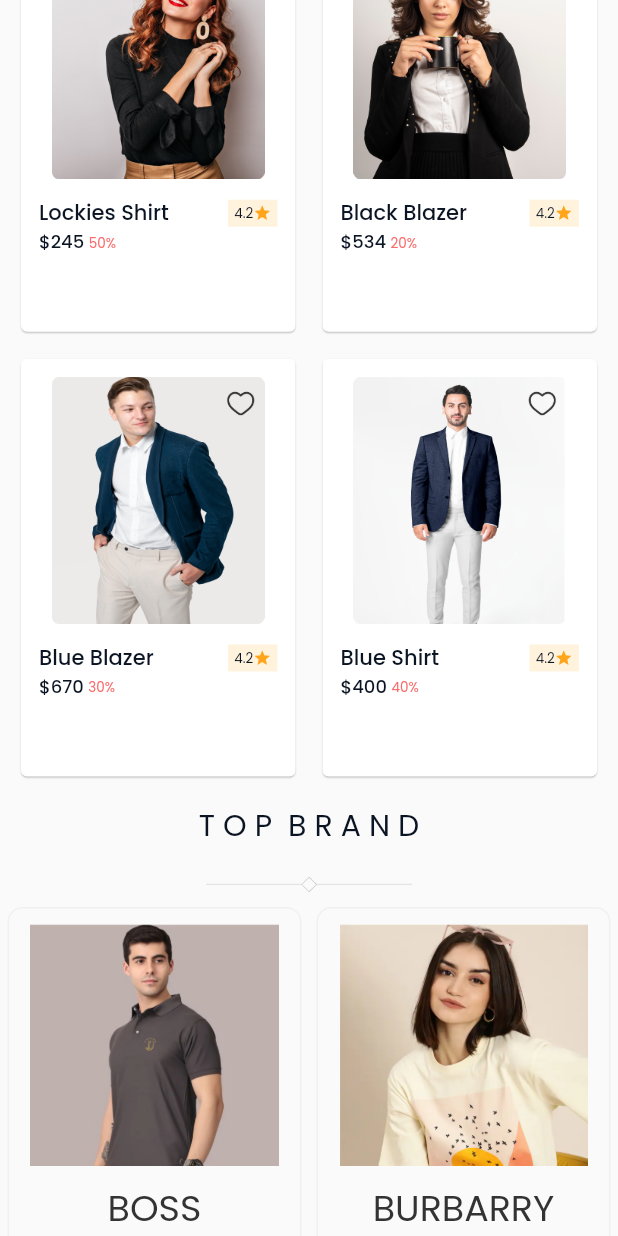
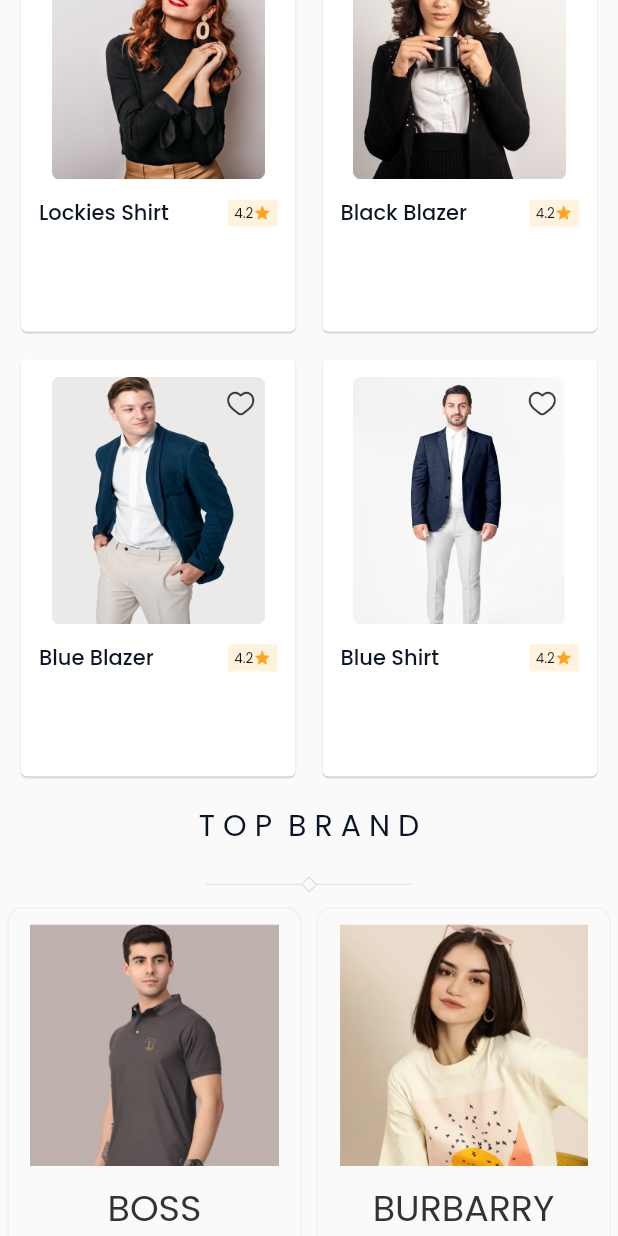
Before and after one commit to KarimaTouhami/flutter-main-app, a Flutter app: the HomeScreen screen opened by its route, scrolled down 576 dp, on a phone screen of 412 x 824 dp. Run offline on Flutter 3.47's test engine with Material 2 defaults, Android fonts, the phone set to English and light mode, and no system bars; our stand-ins replace carousel_slider, connectivity_plus, csc_picker, dots_indicator, flutter_switch, fluttertoast and 2 more.

Commit message:
changing the main page

```diff
--- a/lib/model/product_detail.dart
+++ b/lib/model/product_detail.dart
@@ -1,20 +1,11 @@
 class CartProduct {
   String imagePng;
   String productName;
-  String price;
-  String subtext;
-  int? quantity = 1;
+  String description;
   bool? wishlist = false;
-  bool? isIncrement = false;
-  bool? decrement = false;
-
-  CartProduct(
-      {required this.imagePng,
-      required this.productName,
-      required this.price,
-      required this.subtext,
-      this.quantity,
-      this.wishlist,
-      this.isIncrement,
-      this.decrement});
+  CartProduct({
+    required this.imagePng,
+    required this.productName,
+    required this.description,
+  });
 }
--- a/lib/model/product_model.dart
+++ b/lib/model/product_model.dart
@@ -10,44 +10,12 @@ class AllProduct {
 }
 
 List<AllProduct> allProductList = [
-  AllProduct(
-      name: 'Lockies Shirt',
-      price: '\$${245}',
-      discount: '50%',
-      imagePng: AssetImagePaths.proDetail),
-  AllProduct(
-      name: 'Black Blazer',
-      price: '\$${534}',
-      discount: '20%',
-      imagePng: AssetImagePaths.secondgril),
-  AllProduct(
-      name: 'Blue Blazer',
-      price: '\$${670}',
-      discount: '30%',
-      imagePng: AssetImagePaths.mansecod),
-  AllProduct(
-      name: 'Blue Shirt',
-      price: '\$${400}',
-      discount: '40%',
-      imagePng: AssetImagePaths.manthard),
-  AllProduct(
-      name: 'Lockies Shirt',
-      price: '\$${245}',
-      discount: '50%',
-      imagePng: AssetImagePaths.proDetail),
-  AllProduct(
-      name: 'Black Blazer',
-      price: '\$${534}',
-      discount: '20%',
-      imagePng: AssetImagePaths.secondgril),
-  AllProduct(
-      name: 'Blue Blazer',
-      price: '\$${670}',
-      discount: '30%',
-      imagePng: AssetImagePaths.mansecod),
-  AllProduct(
-      name: 'Blue Shirt',
-      price: '\$${400}',
-      discount: '40%',
-      imagePng: AssetImagePaths.manthard),
+  AllProduct(name: 'Lockies Shirt', imagePng: AssetImagePaths.proDetail),
+  AllProduct(name: 'Black Blazer', imagePng: AssetImagePaths.secondgril),
+  AllProduct(name: 'Blue Blazer', imagePng: AssetImagePaths.mansecod),
+  AllProduct(name: 'Blue Shirt', imagePng: AssetImagePaths.manthard),
+  AllProduct(name: 'Lockies Shirt', imagePng: AssetImagePaths.proDetail),
+  AllProduct(name: 'Black Blazer', imagePng: AssetImagePaths.secondgril),
+  AllProduct(name: 'Blue Blazer', imagePng: AssetImagePaths.mansecod),
+  AllProduct(name: 'Blue Shirt', imagePng: AssetImagePaths.manthard),
 ];
--- a/lib/ui/home_screen/home_screen.dart
+++ b/lib/ui/home_screen/home_screen.dart
@@ -40,14 +40,13 @@ class HomeScreen extends StatelessWidget {
             ),
             Padding(
               padding: const EdgeInsets.symmetric(horizontal: height15),
-              child: Stack(
-                  children: [
+              child: Stack(children: [
                 Image.asset(
                   AssetImagePaths.homeinage,
                 ),
                 Column(
                   children: [
-                     SizedBox(height: Get.height/10),
+                    SizedBox(height: Get.height / 10),
                     const Center(
                       child: Text(StringConfig.disISCOVERTOURNEXT,
                           textAlign: TextAlign.center,
@@ -67,8 +66,7 @@ class HomeScreen extends StatelessWidget {
                           fontWeight: FontWeight.w500,
                           fontSize: height15,
                         )),
-                     SizedBox(
-                       height: Get.height/30),
+                    SizedBox(height: Get.height / 30),
                     Container(
                         height: height30,
                         width: height90,
@@ -84,8 +82,7 @@ class HomeScreen extends StatelessWidget {
                                 fontWeight: FontWeight.w500,
                                 fontSize: height15,
                               )),
-                           )
-                     )
+                        ))
                   ],
                 ),
               ]),
@@ -100,11 +97,12 @@ class HomeScreen extends StatelessWidget {
                 mainAxisAlignment: MainAxisAlignment.spaceEvenly,
                 children: List.generate(
                     4,
-                  (index) => Obx(() => ImageCircle(
+                    (index) => Obx(
+                          () => ImageCircle(
                             image: homeController.categoryList[index]["Image"],
                             text: homeController.categoryList[index]["Title"],
-                  ), )
                           ),
+                        )),
               ),
             ),
             const Padding(
@@ -125,8 +123,7 @@ class HomeScreen extends StatelessWidget {
                   child: Image.asset(
                 AssetImagePaths.devider,
                 height: size10,
-              )
-              ),
+              )),
             ),
             Padding(
               padding: const EdgeInsets.symmetric(horizontal: height10),
@@ -149,10 +146,10 @@ class HomeScreen extends StatelessWidget {
                           children: [
                             Center(
                               child: GestureDetector(
-                                  child: Stack(
-                                      children: [
+                                  child: Stack(children: [
                                     Padding(
-                                      padding: const EdgeInsets.only(top: 12, bottom: 12),
+                                      padding: const EdgeInsets.only(
+                                          top: 12, bottom: 12),
                                       child: Image.asset(
                                         allProductList[index].imagePng!,
                                         height: 165,
@@ -173,10 +170,12 @@ class HomeScreen extends StatelessWidget {
                                   }),
                             ),
                             Padding(
-                              padding: const EdgeInsets.symmetric(horizontal: 12),
+                              padding:
+                                  const EdgeInsets.symmetric(horizontal: 12),
                               child: Row(
-                                  mainAxisAlignment:MainAxisAlignment.spaceBetween,
-                                  children:[
+                                  mainAxisAlignment:
+                                      MainAxisAlignment.spaceBetween,
+                                  children: [
                                     Text(allProductList[index].name!,
                                         style: const TextStyle(
                                           fontFamily: StringConfig.poppins,
@@ -191,40 +190,24 @@ class HomeScreen extends StatelessWidget {
                                           color: rowColor,
                                         ),
                                         child: const Row(
-                                            mainAxisAlignment: MainAxisAlignment.center,
+                                            mainAxisAlignment:
+                                                MainAxisAlignment.center,
                                             children: [
                                               Text(StringConfig.string_4_2,
                                                   style: TextStyle(
-                                                    fontFamily: StringConfig.poppins,
+                                                      fontFamily:
+                                                          StringConfig.poppins,
                                                       color: titleColor,
-                                                    fontWeight: FontWeight.w400,
+                                                      fontWeight:
+                                                          FontWeight.w400,
                                                       fontSize: size9)),
-                                              Icon(Icons.star,
+                                              Icon(
+                                                Icons.star,
                                                 size: size12,
                                                 color: appColor,
                                               )
                                             ]))
                                   ]),
-                            ),
-                            Padding(
-                              padding: const EdgeInsets.only(left: 12),
-                              child: Row(
-                                children: [
-                                  Text(allProductList[index].price!, style: const TextStyle(
-                                          fontFamily: StringConfig.poppins,
-                                          fontSize: size12,
-                                          height: size1_5,
-                                          fontWeight: FontWeight.w500,
-                                          color: titleColor)),
-                                  const SizedBox(width: height3),
-                                  Text(allProductList[index].discount!,
-                                      style: const TextStyle(
-                                          fontFamily: StringConfig.poppins,
-                                          fontSize: size9,
-                                          fontWeight: FontWeight.w400,
-                                          color: redColor))
-                                ],
-                              )
                             ),
                           ]),
                     );
@@ -266,7 +249,8 @@ class HomeScreen extends StatelessWidget {
                     6,
                     (index) => Obx(() => ContainerBrandWidget(
                           image: homeController.topBrand[index]["image"],
-                      brandName: homeController.topBrand[index]["brandName"],
+                          brandName: homeController.topBrand[index]
+                              ["brandName"],
                           discount: homeController.topBrand[index]["discount"],
                         ))),
               ),
```
Also changed, not shown: lib/ui/home_screen/widget_home/product_detail.dart (+7 -14 lines), 2 other files. Lines whose indentation alone changed are shown as unchanged.
